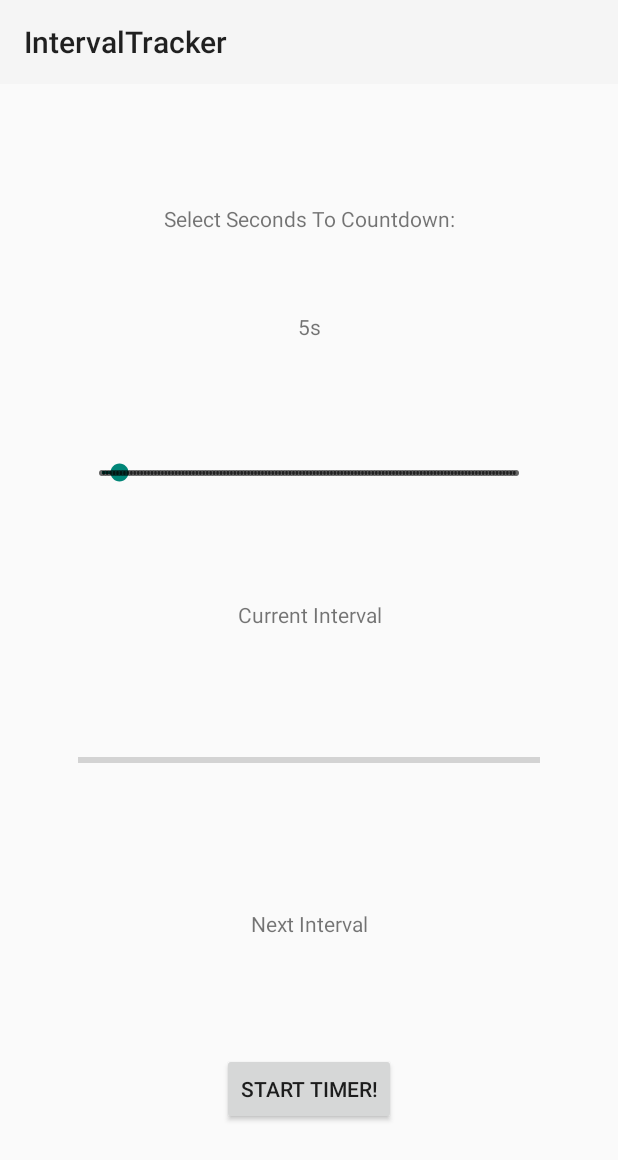
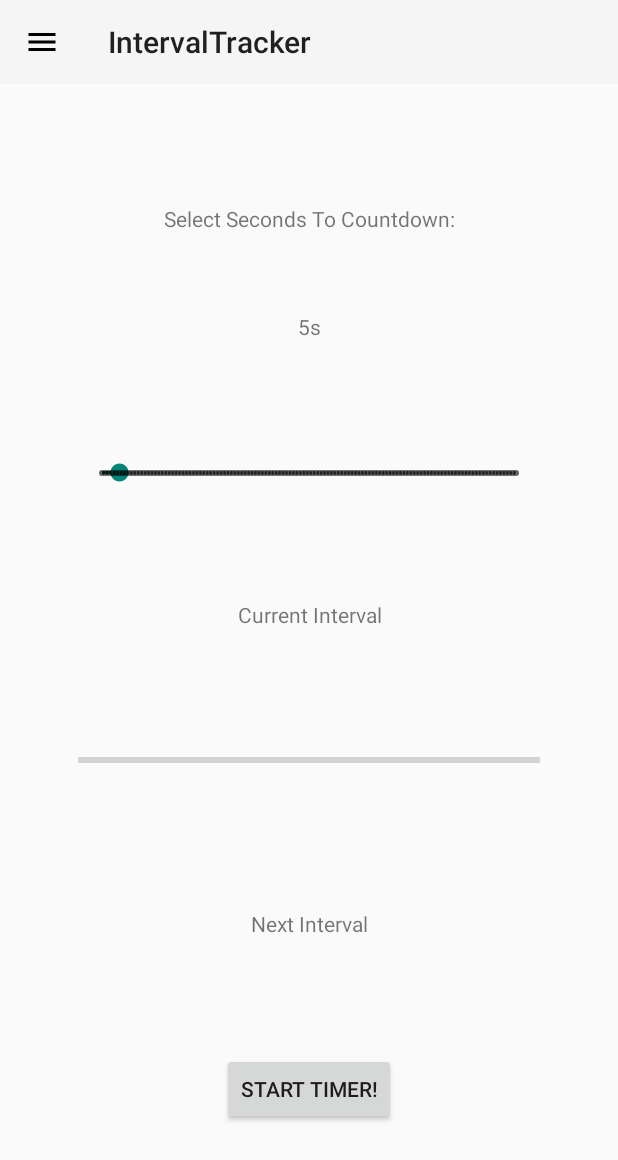
Before and after one commit to willw00/IntervalTracker, an Android app: the screen it shows after launch (MainActivity), on a phone screen of 412 x 824 dp. Shown: the top 1160 px of the screen. Run offline under Robolectric (Android 15) with nearby library versions, the phone set to English and light mode, and no system bars.

```diff
--- a/app/src/main/AndroidManifest.xml
+++ b/app/src/main/AndroidManifest.xml
@@ -8,7 +8,7 @@
         android:label="@string/app_name"
         android:roundIcon="@mipmap/ic_launcher_round"
         android:supportsRtl="true"
-        android:theme="@style/Theme.AppCompat.Light.NoActionBar">
+        android:theme="@style/Theme.AppCompat.DayNight.NoActionBar">
         <activity android:name=".MainActivity">
             <intent-filter>
                 <action android:name="android.intent.action.MAIN" />
--- a/app/src/main/java/com/example/willweiss/intervaltracker/MainActivity.kt
+++ b/app/src/main/java/com/example/willweiss/intervaltracker/MainActivity.kt
@@ -3,6 +3,10 @@ package com.example.willweiss.intervaltracker
 import android.support.v7.app.AppCompatActivity
 import android.os.Bundle
 import android.os.Handler
+import android.support.v4.view.GravityCompat
+import android.support.v4.widget.DrawerLayout
+import android.support.v7.app.ActionBar
+import android.view.MenuItem
 import android.view.View
 import com.example.willweiss.intervaltracker.components.ProgressBarUpdatingCountDownTimer
 import com.example.willweiss.intervaltracker.components.TimePickerChangeListener
@@ -20,6 +24,8 @@ class MainActivity : AppCompatActivity() {
     private val intervalSet = IntervalSet(listOf(
             Interval("First!", 10),
             Interval("Second!", 10)))
+
+    private lateinit var mDrawerLayout: DrawerLayout
 
     val progressBarHandler = Handler() {message ->
         if (message.what == UPDATE_PROGRESS_BAR) {
@@ -44,12 +50,28 @@ class MainActivity : AppCompatActivity() {
         setContentView(R.layout.activity_main)
 
         setSupportActionBar(toolBar)
+        supportActionBar?.apply {
+            setDisplayHomeAsUpEnabled(true)
+            setHomeAsUpIndicator(R.drawable.ic_menu_black_24dp)
+        }
+
+        mDrawerLayout = drawer_layout
 
         timePickerListener = TimePickerChangeListener(pickedTime)
 
         timePicker.setOnSeekBarChangeListener(timePickerListener)
 
         pickedTime.text = timePicker.progress.toString() + "s"
+    }
+
+    override fun onOptionsItemSelected(item: MenuItem): Boolean {
+        return when (item.itemId) {
+            android.R.id.home -> {
+                mDrawerLayout.openDrawer(GravityCompat.START)
+                true
+            }
+            else -> super.onOptionsItemSelected(item)
+        }
     }
 
     fun startTimer(view: View) {
--- /dev/null
+++ b/app/src/main/res/drawable/ic_menu_black_24dp.xml
@@ -0,0 +1,9 @@
+<vector xmlns:android="http://schemas.android.com/apk/res/android"
+        android:width="24dp"
+        android:height="24dp"
+        android:viewportWidth="24.0"
+        android:viewportHeight="24.0">
+    <path
+        android:fillColor="#FF000000"
+        android:pathData="M3,18h18v-2L3,16v2zM3,13h18v-2L3,11v2zM3,6v2h18L21,6L3,6z"/>
+</vector>
--- a/app/src/main/res/layout/activity_main.xml
+++ b/app/src/main/res/layout/activity_main.xml
@@ -2,6 +2,7 @@
 <android.support.v4.widget.DrawerLayout xmlns:android="http://schemas.android.com/apk/res/android"
     xmlns:app="http://schemas.android.com/apk/res-auto"
     xmlns:tools="http://schemas.android.com/tools"
+    android:id="@+id/drawer_layout"
     android:layout_width="match_parent"
     android:layout_height="match_parent"
     tools:context=".MainActivity">
```
